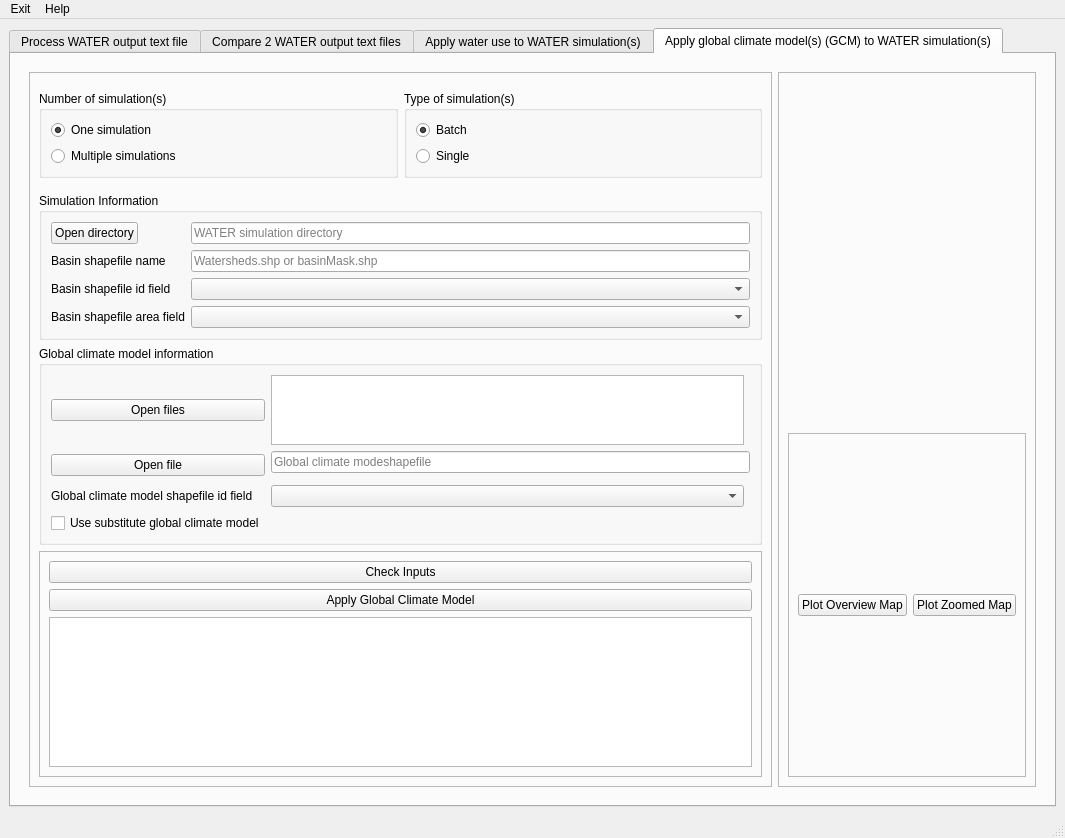
First picture: the form in waterapputils/gui/user_interface.ui, repository jlant/waterapputils, before the edit.
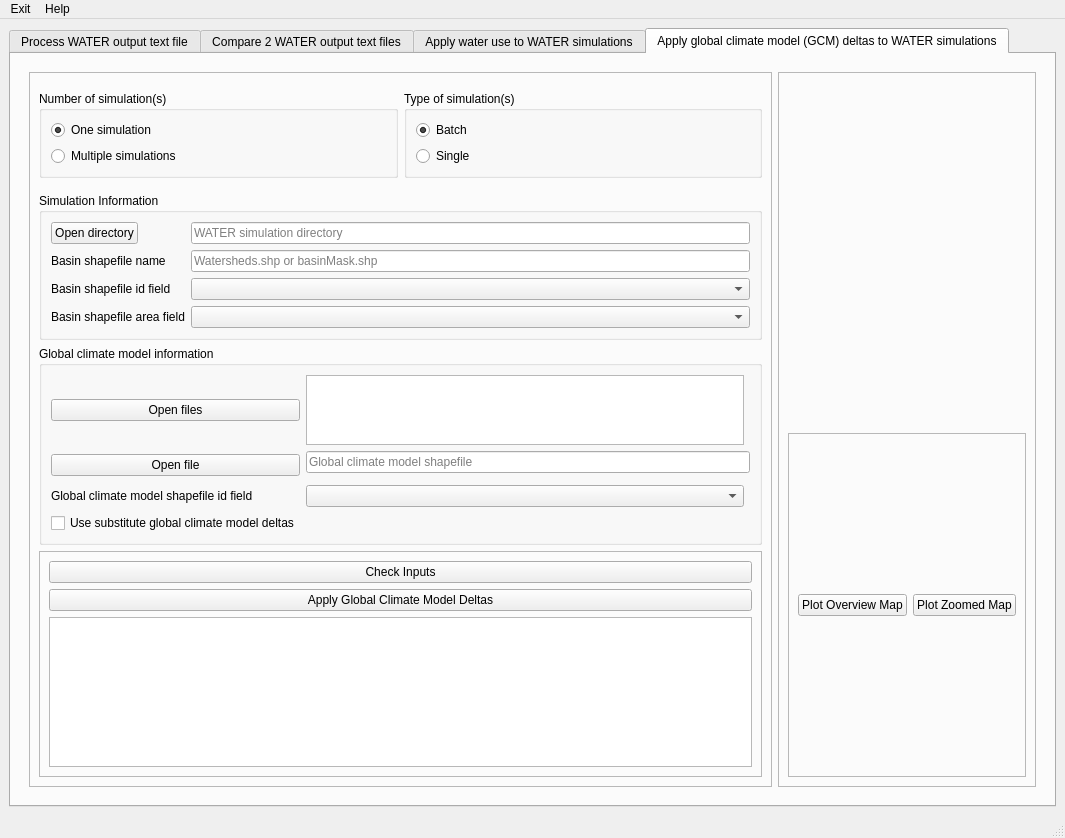
Second picture: the form after the edit. Custom widgets are drawn as their Qt base class.

Commit message: implementing gcm tab

```diff
--- a/waterapputils/gui/user_interface.ui
+++ b/waterapputils/gui/user_interface.ui
@@ -315,7 +315,7 @@
       </widget>
       <widget class="QWidget" name="tab_applywateruse">
        <attribute name="title">
-        <string>Apply water use to WATER simulation(s)</string>
+        <string>Apply water use to WATER simulations</string>
        </attribute>
        <layout class="QVBoxLayout" name="verticalLayout_8">
         <item>
@@ -857,7 +857,7 @@
       </widget>
       <widget class="QWidget" name="tab_applygcm">
        <attribute name="title">
-        <string>Apply global climate model(s) (GCM) to WATER simulation(s)</string>
+        <string>Apply global climate model (GCM) deltas to WATER simulations</string>
        </attribute>
        <layout class="QVBoxLayout" name="verticalLayout_6">
         <item>
@@ -1202,7 +1202,7 @@
                     <bool>true</bool>
                    </property>
                    <property name="placeholderText">
-                    <string>Global climate modeshapefile</string>
+                    <string>Global climate model shapefile</string>
                    </property>
                   </widget>
                  </item>
@@ -1255,7 +1255,7 @@
                     <string>Check if applying substitute water use.</string>
                    </property>
                    <property name="text">
-                    <string>Use substitute global climate model</string>
+                    <string>Use substitute global climate model deltas</string>
                    </property>
                   </widget>
                  </item>
@@ -1287,7 +1287,7 @@
                     <string>&lt;html&gt;&lt;head/&gt;&lt;body&gt;&lt;p&gt;Applies water use to provided inputs.  &lt;/p&gt;&lt;p&gt;Process is run in a separate thread allowing interaction with other parts of GUI while processing occurs.&lt;/p&gt;&lt;/body&gt;&lt;/html&gt;</string>
                    </property>
                    <property name="text">
-                    <string>Apply Global Climate Model</string>
+                    <string>Apply Global Climate Model Deltas</string>
                    </property>
                   </widget>
                  </item>
```
Left out of the diff: 8 changed lines with no effect on the pictures. The commit also changes 2 other files.
